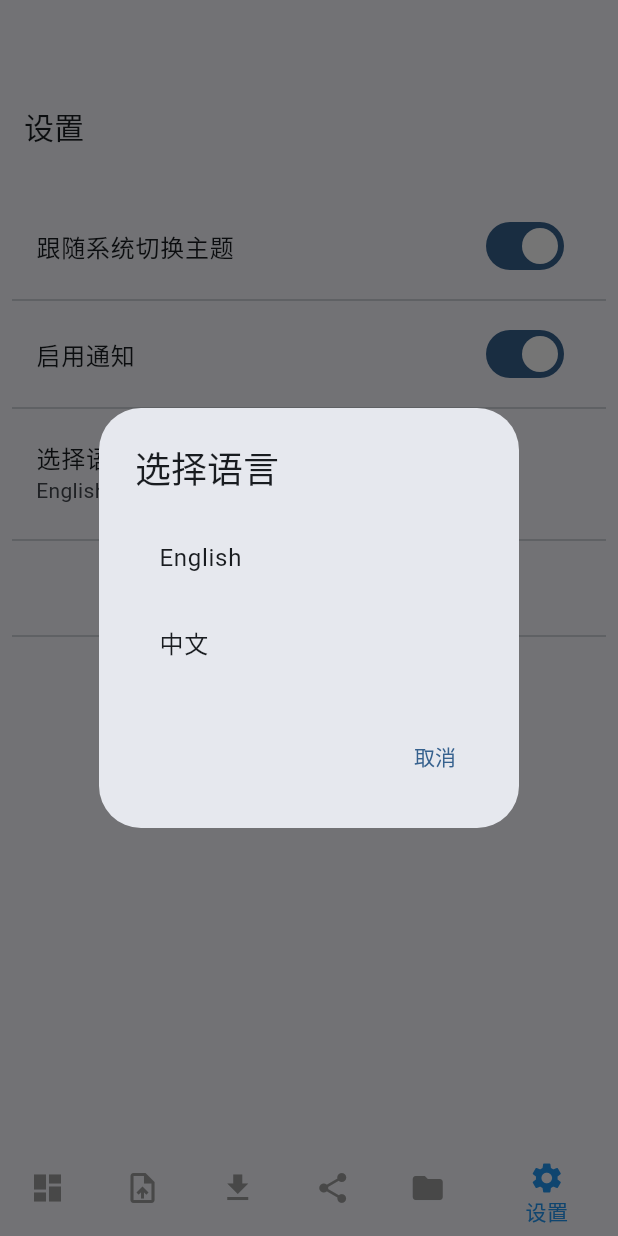
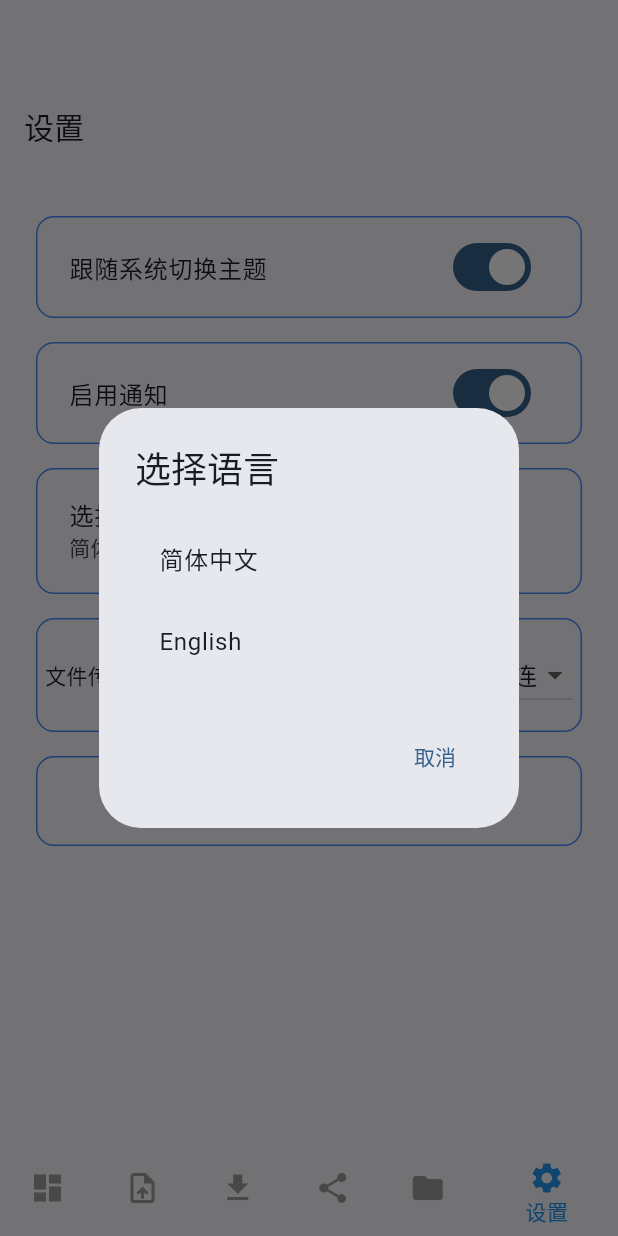
Before and after one commit to RUV2005/Easytransfer, a Flutter app: the screen it shows after launch, item 6 of the bottom bar chosen, after a tap on "选择语言", on a phone screen of 412 x 824 dp. Run offline on Flutter 3.47's test engine with Material 3 defaults, Android fonts, the phone set to English and light mode, and no system bars; our stand-ins replace file_picker, permission_handler, shared_preferences.

Commit message:
The file selection interface for file transfer was constructed and the corresponding functions were implemented.

```diff
--- a/lib/main.dart
+++ b/lib/main.dart
@@ -3,15 +3,28 @@ import 'package:flutter/services.dart';
 import 'package:shared_preferences/shared_preferences.dart';
 import 'package:permission_handler/permission_handler.dart';
 import 'package:file_picker/file_picker.dart';
-import 'package:path_provider/path_provider.dart';
 import 'dart:io';
+import 'package:provider/provider.dart';
+import 'language_provider.dart';
 
 void main() {
-  runApp(const MyApp());
+  runApp(
+    ChangeNotifierProvider(
+      create: (_) => LanguageProvider(),
+      child: const MyApp(),
+    ),
+  );
 }
 
-class MyApp extends StatelessWidget {
+class MyApp extends StatefulWidget {
   const MyApp({super.key});
+
+  @override
+  _MyAppState createState() => _MyAppState();
+}
+
+class _MyAppState extends State<MyApp> {
+  String _currentLocale = 'zh'; // 默认语言
 
   @override
   Widget build(BuildContext context) {
@@ -36,10 +49,17 @@ class MyApp extends StatelessWidget {
             useMaterial3: true,
           ),
           themeMode: followSystemTheme ? ThemeMode.system : ThemeMode.light,
+          locale: Locale(_currentLocale), // 使用当前语言
           home: const MyHomePage(),
         );
       },
     );
+  }
+
+  void updateLocale(String locale) {
+    setState(() {
+      _currentLocale = locale;
+    });
   }
 }
 
@@ -72,7 +92,7 @@ class _MyHomePageState extends State<MyHomePage> {
 
   final List<Widget> _pages = const [
     Center(child: Text('主页', style: TextStyle(fontSize: 24))),
-    Center(child: Text('文件传输', style: TextStyle(fontSize: 24))),
+    FileTransferPage(),
     Center(child: Text('接收文件', style: TextStyle(fontSize: 24))),
     Center(child: Text('剪切板共享', style: TextStyle(fontSize: 24))),
     FileManager(),
@@ -122,6 +142,101 @@ class _MyHomePageState extends State<MyHomePage> {
   }
 }
 
+
+class FileTransferPage extends StatelessWidget {
+  const FileTransferPage({Key? key}) : super(key: key);
+
+  @override
+  Widget build(BuildContext context) {
+    return Padding(
+      padding: const EdgeInsets.all(16.0), // 增加整体间距
+      child: Column(
+        crossAxisAlignment: CrossAxisAlignment.stretch, // 使按钮宽度填满
+        children: [
+          Container(
+            padding: const EdgeInsets.all(5.0),
+            decoration: BoxDecoration(
+              border: Border.all(color: Colors.blue),
+              borderRadius: BorderRadius.circular(12.0),
+            ),
+            child: Row(
+              mainAxisAlignment: MainAxisAlignment.spaceAround,
+              children: [
+                ElevatedButton(
+                  onPressed: () async {
+                    // 媒体按钮的逻辑
+                    final result = await FilePicker.platform.pickFiles(
+                      type: FileType.media,
+                    );
+                    _handleFileSelection(result);
+                  },
+                  child: const Text('媒体'),
+                ),
+                ElevatedButton(
+                  onPressed: () async {
+                    // 文件按钮的逻辑
+                    final result = await FilePicker.platform.pickFiles(
+                      type: FileType.any,
+                    );
+                    _handleFileSelection(result);
+                  },
+                  child: const Text('文件'),
+                ),
+                ElevatedButton(
+                  onPressed: () async {
+                    // 文件夹按钮的逻辑
+                    _selectDirectory(context);
+                  },
+                  child: const Text('文件夹'),
+                ),
+                ElevatedButton(
+                  onPressed: () async {
+                    // 应用按钮的逻辑
+                    final result = await FilePicker.platform.pickFiles(
+                      type: FileType.custom,
+                      allowedExtensions: ['apk'], // 允许选择应用文件
+                    );
+                    _handleFileSelection(result);
+                  },
+                  child: const Text('应用'),
+                ),
+              ],
+            ),
+          ),
+        ],
+      ),
+    );
+  }
+
+  void _handleFileSelection(FilePickerResult? result) {
+    if (result != null && result.files.isNotEmpty) {
+      // 处理选择的文件
+      final file = result.files.first;
+      print('选中的文件: ${file.name}');
+    } else {
+      print('未选择任何文件');
+    }
+  }
+
+  void _selectDirectory(BuildContext context) async {
+    print('请手动选择文件夹');
+
+    // 在这里使用pickFiles进行选择
+    final result = await FilePicker.platform.pickFiles(
+      allowMultiple: false,
+      type: FileType.any,
+    );
+
+    if (result != null && result.paths.isNotEmpty) {
+      final path = result.paths.first;
+      print('选中的文件夹: $path');
+      // 这里可以添加进一步的处理逻辑
+    } else {
+      print('未选择任何文件夹');
+    }
+  }
+}
+
 class FileManager extends StatefulWidget {
   const FileManager({Key? key}) : super(key: key);
 
@@ -147,7 +262,7 @@ class _FileManagerState extends State<FileManager> {
       status = await Permission.storage.status;
     }
     if (status.isGranted) {
-      _appFolderPath = '${Directory('/storage/emulated/0/Download').path}/Easytrasfer'; // 应用文件夹路径
+      _appFolderPath = '${Directory('/storage/emulated/0/Download').path}/Easytransfer'; // 应用文件夹路径
       await _createAppFolder(); // 创建文件夹
       _listFiles(); // 列出文件
     } else {
@@ -298,7 +413,9 @@ class SettingsPage extends StatefulWidget {
 class _SettingsPageState extends State<SettingsPage> {
   bool _followSystemTheme = true;
   bool _notificationsEnabled = true;
-  String _selectedLanguage = 'English';
+  String _selectedLanguage = '简体中文';
+  String _selectedTransferMode = 'WLAN 直连';
+  final List<String> _transferModes = ['WLAN 直连', 'WiFi 模式', '热点模式'];
 
   @override
   void initState() {
@@ -310,8 +427,21 @@ class _SettingsPageState extends State<SettingsPage> {
     setState(() {
       _followSystemTheme = true;
       _notificationsEnabled = true;
-      _selectedLanguage = 'English';
+      _selectedLanguage = '简体中文';
+      _selectedTransferMode = 'WLAN 直连';
     });
+  }
+
+  Widget _buildSettingItem(Widget child) {
+    return Container(
+      margin: const EdgeInsets.symmetric(vertical: 8.0),
+      padding: const EdgeInsets.all(5.0),
+      decoration: BoxDecoration(
+        border: Border.all(color: Colors.blueAccent),
+        borderRadius: BorderRadius.circular(12.0),
+      ),
+      child: child,
+    );
   }
 
   @override
@@ -321,10 +451,11 @@ class _SettingsPageState extends State<SettingsPage> {
         title: const Text('设置', style: TextStyle(fontSize: 20)),
       ),
       body: Padding(
-        padding: const EdgeInsets.symmetric(vertical: 16.0),
+        padding: const EdgeInsets.all(16.0),
         child: ListView(
           padding: const EdgeInsets.all(8.0),
           children: [
+            _buildSettingItem(
               SwitchListTile(
                 title: const Text('跟随系统切换主题'),
                 value: _followSystemTheme,
@@ -335,7 +466,8 @@ class _SettingsPageState extends State<SettingsPage> {
                   });
                 },
               ),
-            const Divider(),
+            ),
+            _buildSettingItem(
               SwitchListTile(
                 title: const Text('启用通知'),
                 value: _notificationsEnabled,
@@ -345,7 +477,8 @@ class _SettingsPageState extends State<SettingsPage> {
                   });
                 },
               ),
-            const Divider(),
+            ),
+            _buildSettingItem(
               ListTile(
                 title: const Text('选择语言'),
                 subtitle: Text(_selectedLanguage),
@@ -353,12 +486,38 @@ class _SettingsPageState extends State<SettingsPage> {
                   _showLanguageDialog();
                 },
               ),
-            const Divider(),
+            ),
+            _buildSettingItem(
+              Padding(
+                padding: const EdgeInsets.symmetric(vertical: 8.0),
+                child: Row(
+                  mainAxisAlignment: MainAxisAlignment.spaceBetween,
+                  children: [
+                    const Text('文件传输模式'),
+                    DropdownButton<String>(
+                      value: _selectedTransferMode,
+                      items: _transferModes.map((String mode) {
+                        return DropdownMenuItem<String>(
+                          value: mode,
+                          child: Text(mode),
+                        );
+                      }).toList(),
+                      onChanged: (String? newValue) {
+                        setState(() {
+                          _selectedTransferMode = newValue!;
+                        });
+                      },
+                    ),
+                  ],
+                ),
+              ),
+            ),
+            _buildSettingItem(
               TextButton(
                 onPressed: _resetSettings,
                 child: const Text('重置所有设置'),
               ),
-            const Divider(),
+            ),
           ],
         ),
       ),
@@ -375,19 +534,19 @@ class _SettingsPageState extends State<SettingsPage> {
             child: ListBody(
               children: [
                 ListTile(
-                  title: const Text('English'),
+                  title: const Text('简体中文'),
                   onTap: () {
                     setState(() {
-                      _selectedLanguage = 'English';
+                      _selectedLanguage = '简体中文';
                     });
                     Navigator.of(context).pop();
                   },
                 ),
                 ListTile(
-                  title: const Text('中文'),
+                  title: const Text('English'),
                   onTap: () {
                     setState(() {
-                      _selectedLanguage = '中文';
+                      _selectedLanguage = 'English';
                     });
                     Navigator.of(context).pop();
                   },
```
Also changed, not shown: lib/language_provider.dart (added, +14 -0 lines), pubspec.yaml (+7 -0 lines), pubspec.lock, 1 other file. Lines whose indentation alone changed are shown as unchanged.
